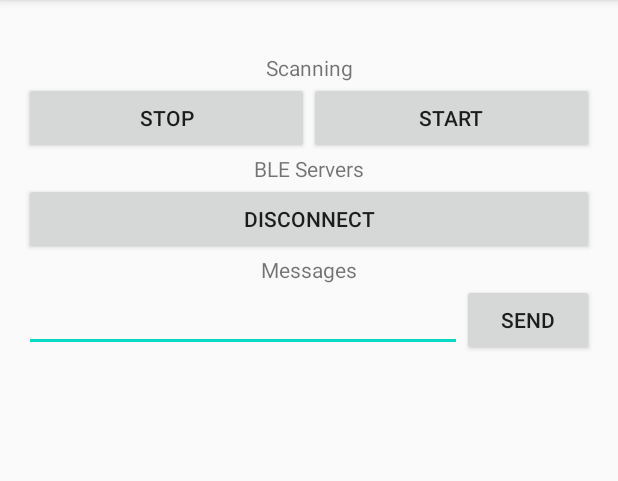
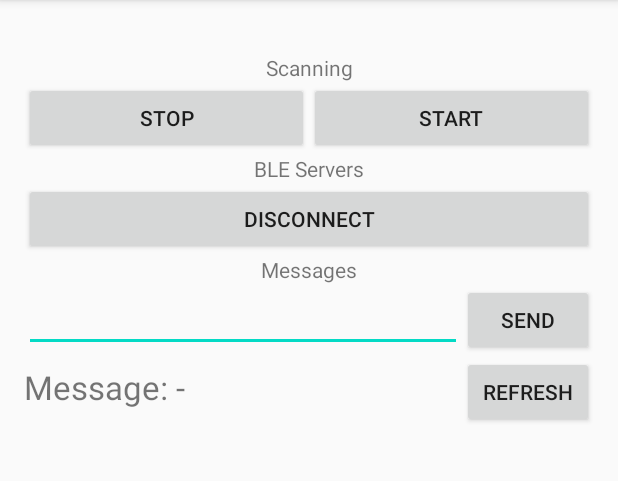
Before and after one commit to Jiteshw96/ClientBLE, an Android app: the ClientActivity screen opened directly, with no data from a screen before it, after a tap on "SEND", on a phone screen of 412 x 824 dp, the part 84-565 px from its top. Run offline under Robolectric (Android 15) with nearby library versions, the phone set to English and light mode, and no system bars; 5 statements that could not run were skipped.

Commit message:
"Initial Commit"

```diff
--- a/app/src/main/AndroidManifest.xml
+++ b/app/src/main/AndroidManifest.xml
@@ -8,6 +8,7 @@
     <uses-feature android:name="android.hardware.bluetooth_le" android:required="true"/>
 
     <application
+        android:name=".ClientApplication"
         android:allowBackup="true"
         android:icon="@mipmap/ic_launcher"
         android:label="@string/app_name"
--- a/app/src/main/java/com/example/clientble/ClientActivity.java
+++ b/app/src/main/java/com/example/clientble/ClientActivity.java
@@ -17,6 +17,7 @@ import android.content.Intent;
 import android.content.IntentFilter;
 import android.content.pm.PackageManager;
 import android.os.Bundle;
+import android.os.CountDownTimer;
 import android.os.Handler;
 import android.os.Looper;
 import android.util.Log;
@@ -29,22 +30,31 @@ import android.widget.ListView;
 import android.widget.TextView;
 import android.widget.Toast;
 
+import org.json.JSONObject;
+
 import java.util.ArrayList;
+import java.util.Calendar;
+import java.util.Date;
 import java.util.List;
 import java.util.UUID;
 
 public class ClientActivity extends AppCompatActivity {
     private BluetoothAdapter mBluetoothAdapter;
     private BluetoothLeScanner mBluetoothLeScanner;
+    private CountDownTimer timer;
+    private Boolean timerRunning = false;
     private ScanCallback mScanCallback;
     private BluetoothGatt mGatt;
     TextView DeviceInfoTextView;
-    Button startScanning;
+    Button startScanning,refreshBtn;
     Button stopScanning;
     Button disconnect;
+    TextView receivedMsg;
     public ListView lv;
+    public Boolean register =  false;
     public List<BluetoothDevice> mDevices;
     boolean mEchoInitialized;
+    ClientApplication clientApplication;
     public static String SERVICE_STRING = "6e400001-b5a3-f393-e0a9-e50e24dcca9e";
 
     public static String CHARACTERISTIC_ECHO_STRING = "6e400002-b5a3-f393-e0a9-e50e24dcca9e";
@@ -55,16 +65,30 @@ public class ClientActivity extends AppCompatActivity {
         mDevices = new ArrayList<BluetoothDevice>();
         DeviceInfoTextView = (TextView) findViewById(R.id.client_device_info_text_view);
         startScanning = (Button) findViewById(R.id.start_scanning_button);
+        receivedMsg = findViewById(R.id.msgReceived);
         stopScanning = (Button) findViewById(R.id.stop_scanning_button);
         disconnect = (Button) findViewById(R.id.disconnect_button);
+        refreshBtn = findViewById(R.id.refresh);
         EditText messageEditText = (EditText) findViewById(R.id.message_edit_text);
         Button send = (Button) findViewById(R.id.send_message_button);
         BluetoothManager bluetoothManager = (BluetoothManager) getSystemService(BLUETOOTH_SERVICE);
         mBluetoothAdapter = bluetoothManager.getAdapter();
+        refreshBtn.setOnClickListener(new View.OnClickListener() {
+            @Override
+            public void onClick(View v) {
+                receivedMsg.setText(clientApplication.getReceivedMsg());
+            }
+        });
         send.setOnClickListener(new View.OnClickListener() {
             @Override
             public void onClick(View view) {
-                sendMessage();
+                if (timerRunning) {
+                    timer.cancel();
+                    timer = null;
+                }
+                //resetConnection();
+                sendRepeatMessages();
+
             }
         });
         startScanning.setOnClickListener(new View.OnClickListener() {
@@ -82,7 +106,8 @@ public class ClientActivity extends AppCompatActivity {
         disconnect.setOnClickListener(new View.OnClickListener() {
             @Override
             public void onClick(View view) {
-                //disconnectGattServer();
+                resetConnection();
+
             }
         });
         lv = (ListView) findViewById(R.id.device_list);
@@ -92,12 +117,18 @@ public class ClientActivity extends AppCompatActivity {
                 Object o = lv.getItemAtPosition(i);
                 String device = o.toString();
                 connect(mDevices.get(i));
+
+
+              /*  BluetoothDevice macDevice = mBluetoothAdapter.getRemoteDevice("40:45:AD:3E:C1:35");
+                connect(macDevice);*/
                 /*Intent intent = new Intent(ClientActivity.this, ChatActivity.class);
                 startActivity(intent);*/
             }
         });
 
     }
+
+
 
     @Override
     protected void onResume() {
@@ -111,10 +142,14 @@ public class ClientActivity extends AppCompatActivity {
 
     @Override
     protected void onDestroy() {
-        super.onDestroy();
-        unregisterReceiver(mBroadcastReceiver3);
+        super.onDestroy();if(register){
+            unregisterReceiver(mBroadcastReceiver3);
+        }
+
         mBluetoothAdapter.cancelDiscovery();
         mGatt.disconnect();
+        timer.cancel();
+        timerRunning = false;
         mGatt.close();
     }
 
@@ -138,6 +173,7 @@ public class ClientActivity extends AppCompatActivity {
 
     private void startScan() {
         mBluetoothAdapter.startDiscovery();
+        register = true;
         IntentFilter discoverDevicesIntent = new IntentFilter(BluetoothDevice.ACTION_FOUND);
         registerReceiver(mBroadcastReceiver3, discoverDevicesIntent);
     }
@@ -168,7 +204,16 @@ public class ClientActivity extends AppCompatActivity {
 
 
     private void sendMessage() {
-        EditText messageEditText = (EditText) findViewById(R.id.message_edit_text);
+       // EditText messageEditText = (EditText) findViewById(R.id.message_edit_text);
+        Date timeStamp = Calendar.getInstance().getTime();
+        String[] parts = timeStamp.toString().split(" ");
+        String time = parts[3];
+
+
+        /*int hours = Calendar.get(Calendar.HOUR_OF_DAY);
+        int min = Calendar.get(Calendar.MINUTE);
+        int seconds = Calendar.get(Calendar.SECOND);*/
+
         BluetoothGattCharacteristic characteristic = BluetoothUtils.findEchoCharacteristic(mGatt);
         if (characteristic == null) {
             Log.i("Characteristic", "Unable to find echo characteristic.");
@@ -184,7 +229,19 @@ public class ClientActivity extends AppCompatActivity {
             return;
         }
 
-        String message = messageEditText.getText().toString();
+        String message = time;
+          //  message = "{ \"data\" : \"" + messageEditText.getText().toString()+"\"}";
+        /*    JSONObject obj = null;
+        try {
+
+             obj = new JSONObject(message);
+
+            Log.d("Json Message", obj.toString());
+
+        } catch (Throwable t) {
+            Log.e("My App", "Could not parse malformed JSON: \"" + message + "\"");
+        }*/
+        //{"data": "Edittext value"}
         Log.i("send", "Sending message: " + message);
 
         byte[] messageBytes = StringUtils.bytesFromString(message);
@@ -205,6 +262,7 @@ public class ClientActivity extends AppCompatActivity {
 
     public void initializeEcho() {
         mEchoInitialized = true;
+        sendMessage();
     }
 
     public BluetoothGattCallback mCallback = new BluetoothGattCallback() {
@@ -221,9 +279,11 @@ public class ClientActivity extends AppCompatActivity {
                         @Override
                         public void run() {
                             mGatt.discoverServices();
+
                         }
                     });
                     //gatt.discoverServices();
+
 
                 } else if (newState == BluetoothProfile.STATE_DISCONNECTED) {
                     try
@@ -233,7 +293,7 @@ public class ClientActivity extends AppCompatActivity {
                         Toast.makeText(getApplicationContext(),"Connection unsuccessful",Toast.LENGTH_LONG).show();
                         //mGatt.disconnect();
                         mGatt.close();
-                    }
+                 }
                     catch(Exception e)
                     {
 
@@ -322,10 +382,63 @@ public class ClientActivity extends AppCompatActivity {
                 //logError("Unable to convert bytes to string");
                 return;
             }
+            clientApplication = (ClientApplication) getApplicationContext();
 
             Log.i("Received", "Received message: " + message);
+            clientApplication.setReceivedMsg(message);
+
+
         }
     };
 
 
+
+
+    private void sendRepeatMessages(){
+
+        timerRunning = true;
+        timer = new CountDownTimer(300000, 20000) {
+
+            @Override
+            public void onTick(long millisUntilFinished) {
+                sendMessage();
+            }
+
+            @Override
+            public void onFinish() {
+                try{
+                    startTimerAgain();
+                }catch(Exception e){
+                    Log.e("Error", "Error: " + e.toString());
+                }
+            }
+        }.start();
+    }
+
+    private void startTimerAgain(){
+
+        timer.start();
+    }
+
+    private void resetConnection(){
+        if(register){
+            unregisterReceiver(mBroadcastReceiver3);
+        }
+        mBluetoothAdapter.cancelDiscovery();
+        mGatt.disconnect();
+        timer.cancel();
+        timerRunning = false;
+        mGatt.close();
+        mBluetoothAdapter = null;
+
+        BluetoothManager bluetoothManager = (BluetoothManager) getSystemService(BLUETOOTH_SERVICE);
+        mBluetoothAdapter = bluetoothManager.getAdapter();
+
+    }
+
+
+
+
+
+
 }
--- a/app/src/main/res/layout/activity_client.xml
+++ b/app/src/main/res/layout/activity_client.xml
@@ -94,8 +94,31 @@
                 android:layout_width="wrap_content"
                 android:layout_height="wrap_content"
                 android:text="@string/send"/>
+        </LinearLayout>
+
+        <LinearLayout
+            android:layout_width="match_parent"
+            android:layout_height="wrap_content"
+            android:orientation="horizontal">
+
+            <TextView
+                android:layout_width="wrap_content"
+                android:layout_height="30dp"
+                android:textSize="22sp"
+                android:text="Message: -"/>
+            <TextView
+                android:id="@+id/msgReceived"
+                android:layout_weight="1"
+                android:layout_width="wrap_content"
+                android:layout_height="30dp"/>
+            <Button
+                android:id="@+id/refresh"
+                android:layout_width="wrap_content"
+                android:layout_height="wrap_content"
+                android:text="Refresh" />
 
         </LinearLayout>
+
         <ListView
             android:layout_width="match_parent"
             android:layout_height="wrap_content"
```
